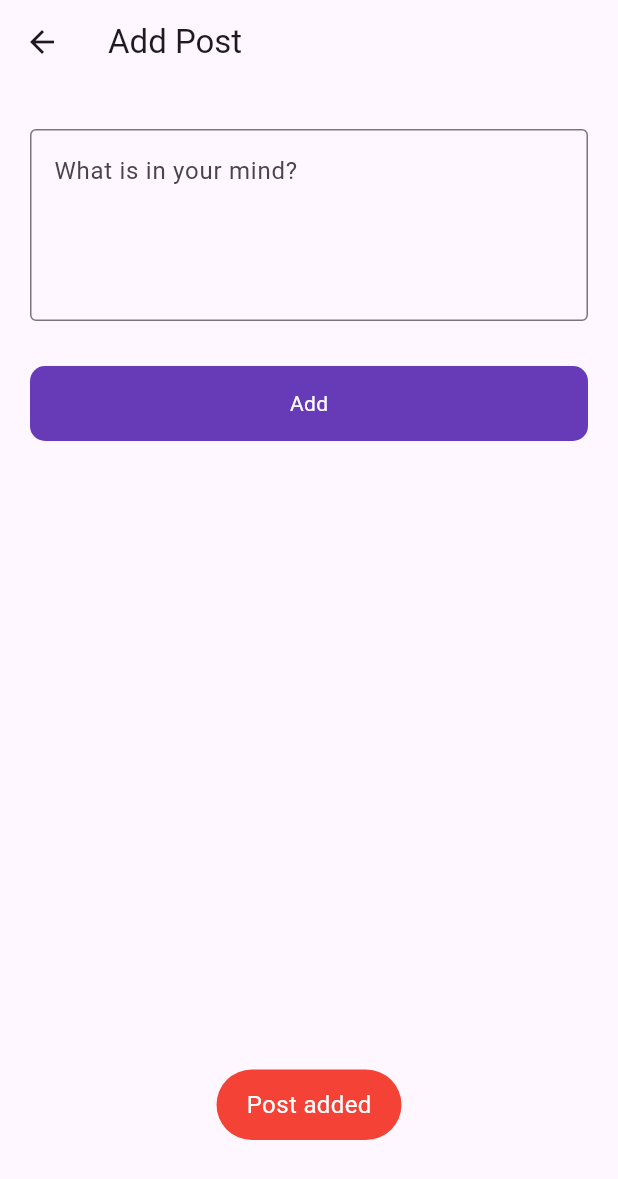
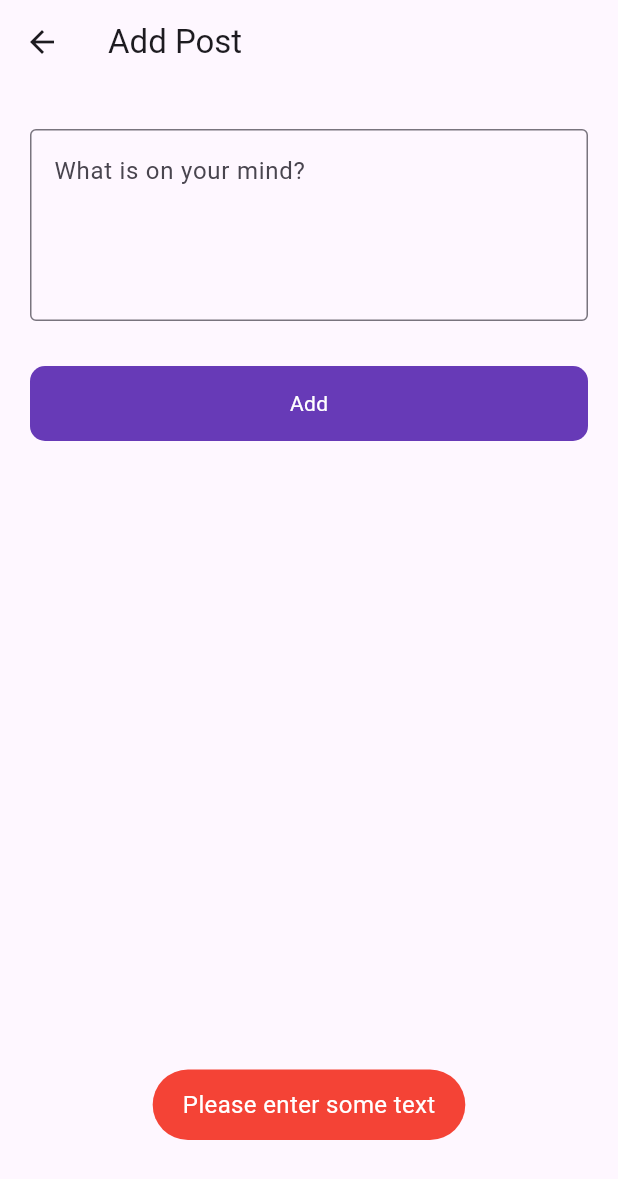
Before and after one commit to Qasim-afzaal/Flutter_RealTime_DB_Firebase, a Flutter app: the AddPostScreen screen opened directly, after a tap on "Add", on a phone screen of 412 x 824 dp. Shown: the top 1179 px of the screen. Run offline on Flutter 3.47's test engine with Material 3 defaults, Android fonts, the phone set to English and light mode, and no system bars; our stand-ins replace cloud_firestore, firebase_auth, firebase_core, firebase_database, firebase_storage, fluttertoast and 1 more; accounts and stored records are empty.

Commit message:
code refactor

```diff
--- a/lib/ui/firebase_database/add_posts.dart
+++ b/lib/ui/firebase_database/add_posts.dart
@@ -11,61 +11,68 @@ class AddPostScreen extends StatefulWidget {
 }
 
 class _AddPostScreenState extends State<AddPostScreen> {
+  final postController = TextEditingController();
+  bool loading = false;
+  final databaseRef = FirebaseDatabase.instance.ref('Post');
 
-  final postController =TextEditingController();
-  bool loading = false ;
-  final databaseRef = FirebaseDatabase.instance.ref('Post');
+  @override
+  void dispose() {
+    postController.dispose();
+    super.dispose();
+  }
+
+  Future<void> addPost() async {
+    if (postController.text.trim().isEmpty) {
+      Utils().toastMessage('Please enter some text');
+      return;
+    }
+
+    setState(() {
+      loading = true;
+    });
+
+    String id = DateTime.now().millisecondsSinceEpoch.toString();
+    try {
+      await databaseRef.child(id).set({
+        'title': postController.text.trim(),
+        'id': id,
+      });
+      Utils().toastMessage('Post added');
+      postController.clear();
+    } catch (error) {
+      Utils().toastMessage(error.toString());
+    } finally {
+      setState(() {
+        loading = false;
+      });
+    }
+  }
 
   @override
   Widget build(BuildContext context) {
     return Scaffold(
       appBar: AppBar(
-        title: Text('Add Post'),
+        title: const Text('Add Post'),
       ),
       body: Padding(
         padding: const EdgeInsets.symmetric(horizontal: 20),
         child: Column(
           children: [
-            SizedBox(
-              height: 30,
-            ),
-
+            const SizedBox(height: 30),
             TextFormField(
               maxLines: 4,
               controller: postController,
-              decoration: InputDecoration(
-                hintText: 'What is in your mind?' ,
-                border: OutlineInputBorder()
+              decoration: const InputDecoration(
+                hintText: 'What is on your mind?',
+                border: OutlineInputBorder(),
               ),
             ),
-            SizedBox(
-              height: 30,
+            const SizedBox(height: 30),
+            RoundButton(
+              title: 'Add',
+              loading: loading,
+              onTap: addPost,
             ),
-            RoundButton(
-                title: 'Add',
-                loading: loading,
-                onTap: (){
-                  setState(() {
-                    loading = true ;
-                  });
-
-
-                  String id  = DateTime.now().millisecondsSinceEpoch.toString() ;
-                  databaseRef.child(id).set({
-                    'title' : postController.text.toString() ,
-                    'id' : DateTime.now().millisecondsSinceEpoch.toString()
-                  }).then((value){
-                    Utils().toastMessage('Post added');
-                    setState(() {
-                      loading = false ;
-                    });
-                  }).onError((error, stackTrace){
-                    Utils().toastMessage(error.toString());
-                    setState(() {
-                      loading = false ;
-                    });
-                  });
-            })
           ],
         ),
       ),
```
